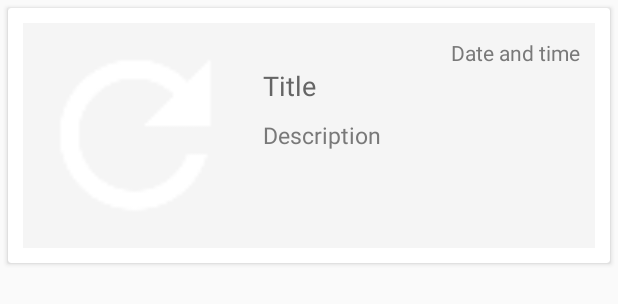
After one commit to tisqui/MyNotes, an Android app: the layout custom_notes_adapter_layout.xml on its own in the app's theme, with its tools: preview values and no code run, on a phone screen of 412 x 824 dp. The commit adds this screen. Shown: the top 304 px of the screen. Run offline under Robolectric (Android 15) with nearby library versions, the phone set to English and light mode, and no system bars.

Commit message:
Added adapters, notes contract

```diff
--- a/app/src/main/java/com/squirrel/mynotes/BaseActivity.java
+++ b/app/src/main/java/com/squirrel/mynotes/BaseActivity.java
@@ -47,7 +47,7 @@ public abstract class BaseActivity extends AppCompatActivity {
         createNote.setOnClickListener(new View.OnClickListener() {
             @Override
             public void onClick(View v) {
-                Intent intent = new Intent(BaseActivity.this, NoteDetailActivity.class);
+                Intent intent = new Intent(getApplicationContext(), NoteDetailActivity.class);
                 intent.putExtra(Constants.NOTE_OR_REMINDER, mToolbarTitle);
                 startActivity(intent);
             }
@@ -56,7 +56,7 @@ public abstract class BaseActivity extends AppCompatActivity {
         createListNote.setOnClickListener(new View.OnClickListener() {
             @Override
             public void onClick(View v) {
-                Intent intent = new Intent(BaseActivity.this, NoteDetailActivity.class);
+                Intent intent = new Intent(getApplicationContext(), NoteDetailActivity.class);
                 intent.putExtra(Constants.LIST_TYPE_NOTES, Constants.TRUE);
                 intent.putExtra(Constants.NOTE_OR_REMINDER, mToolbarTitle);
                 startActivity(intent);
@@ -66,7 +66,7 @@ public abstract class BaseActivity extends AppCompatActivity {
         createPhotoNote.setOnClickListener(new View.OnClickListener() {
             @Override
             public void onClick(View v) {
-                Intent intent = new Intent(BaseActivity.this, NoteDetailActivity.class);
+                Intent intent = new Intent(getApplicationContext(), NoteDetailActivity.class);
                 intent.putExtra(Constants.CAMERA, Constants.TRUE);
                 intent.putExtra(Constants.NOTE_OR_REMINDER, mToolbarTitle);
                 startActivity(intent);
--- /dev/null
+++ b/app/src/main/res/layout/custom_notes_adapter_layout.xml
@@ -0,0 +1,120 @@
+<?xml version="1.0" encoding="utf-8"?>
+<android.support.v7.widget.CardView
+    xmlns:android="http://schemas.android.com/apk/res/android"
+    xmlns:app="http://schemas.android.com/apk/res-auto"
+    xmlns:tools="http://schemas.android.com/tools"
+    android:id="@+id/card_view_recycle"
+    android:layout_width="match_parent"
+    android:layout_height="wrap_content"
+    android:layout_gravity="top"
+    android:orientation="vertical"
+    android:layout_margin="5dp">
+
+    <LinearLayout
+        android:id="@+id/linear_layout_card_view"
+        android:layout_width="match_parent"
+        android:layout_height="wrap_content"
+        android:baselineAligned="false"
+        android:orientation="horizontal"
+        android:padding="@dimen/menu_padding"
+        >
+
+        <RelativeLayout
+            android:layout_width="match_parent"
+            android:layout_gravity="top"
+            android:background="@color/notesCardBody"
+            android:orientation="vertical"
+            android:layout_height="wrap_content">
+
+            <ImageView
+                android:background="@color/notesImageBackground"
+                android:src="@drawable/ic_refresh_white_48dp"
+                android:id="@+id/image_note_custom_home"
+                android:layout_width="150dp"
+                android:layout_alignParentLeft="true"
+                android:layout_alignParentStart="true"
+                android:layout_centerInParent="true"
+                android:baselineAlignBottom="true"
+                android:layout_height="150dp" />
+
+
+            <TextView
+                android:id="@+id/date_time_note_custom_home"
+                android:alpha=".87"
+                android:text="Date and time"
+                android:layout_alignParentTop="true"
+                android:layout_alignParentRight="true"
+                android:layout_alignParentEnd="true"
+                android:layout_marginTop="@dimen/card_view_margin"
+                android:layout_marginEnd="@dimen/card_view_margin"
+                android:layout_marginRight="@dimen/card_view_margin"
+                android:layout_below="@id/image_note_custom_home"
+                android:textColor="@color/notesSecondaryTextColor"
+                android:layout_width="wrap_content"
+                android:layout_height="wrap_content" />
+
+            <TextView
+                android:id="@+id/title_note_custom_home"
+                android:layout_width="wrap_content"
+                android:text="Title"
+                android:layout_below="@id/date_time_note_custom_home"
+                android:layout_marginLeft="@dimen/card_view_margin"
+                android:layout_marginStart="@dimen/card_view_margin"
+                android:layout_marginEnd="@dimen/card_view_margin"
+                android:layout_marginRight="@dimen/card_view_margin"
+                android:layout_marginBottom="@dimen/card_view_margin"
+                android:layout_toRightOf="@id/image_note_custom_home"
+                android:layout_toEndOf="@id/image_note_custom_home"
+                android:textSize="@dimen/home_title"
+                android:textColor="@color/notesSecondaryTextColor"
+                android:layout_height="wrap_content" />
+
+
+            <LinearLayout
+                android:layout_toRightOf="@id/image_note_custom_home"
+                android:layout_toEndOf="@id/image_note_custom_home"
+                android:layout_below="@id/title_note_custom_home"
+                android:layout_marginLeft="@dimen/card_view_margin"
+                android:layout_marginStart="@dimen/card_view_margin"
+                android:layout_marginEnd="@dimen/card_view_margin"
+                android:layout_marginRight="@dimen/card_view_margin"
+                android:layout_marginBottom="@dimen/card_view_margin"
+                android:orientation="vertical"
+                android:id="@+id/home_list"
+                android:layout_width="match_parent"
+                android:layout_height="wrap_content"/>
+
+
+
+            <TextView
+                android:id="@+id/description_note_custom_home"
+                android:text="Description"
+                android:layout_toRightOf="@id/image_note_custom_home"
+                android:layout_toEndOf="@id/image_note_custom_home"
+                android:layout_below="@id/title_note_custom_home"
+                android:layout_width="wrap_content"
+                android:textSize="@dimen/home_description"
+                android:alpha=".87"
+                android:layout_marginLeft="@dimen/card_view_margin"
+                android:layout_marginStart="@dimen/card_view_margin"
+                android:layout_marginEnd="@dimen/card_view_margin"
+                android:layout_marginRight="@dimen/card_view_margin"
+                android:layout_marginBottom="@dimen/card_view_margin"
+                android:textColor="@color/notesSecondaryTextColor"
+                android:layout_height="wrap_content"
+                />
+
+
+            <TextView
+                android:id="@+id/id_note_custom_home"
+                android:visibility="gone"
+                android:layout_width="wrap_content"
+                android:layout_height="wrap_content" />
+
+        </RelativeLayout>
+
+
+
+    </LinearLayout>
+
+</android.support.v7.widget.CardView>
```
Also changed, not shown: app/src/main/java/com/squirrel/mynotes/ArchiveAdapter.java (added, +97 -0 lines), app/src/main/java/com/squirrel/mynotes/NotesAdapter.java (added, +115 -0 lines), app/src/main/java/com/squirrel/mynotes/NotesContract.java (added, +39 -0 lines), app/src/main/java/com/squirrel/mynotes/TrashAdapter.java (added, +71 -0 lines), app/src/main/res/layout/trash_archive_adapter_layout.xml (added, +66 -0 lines).
